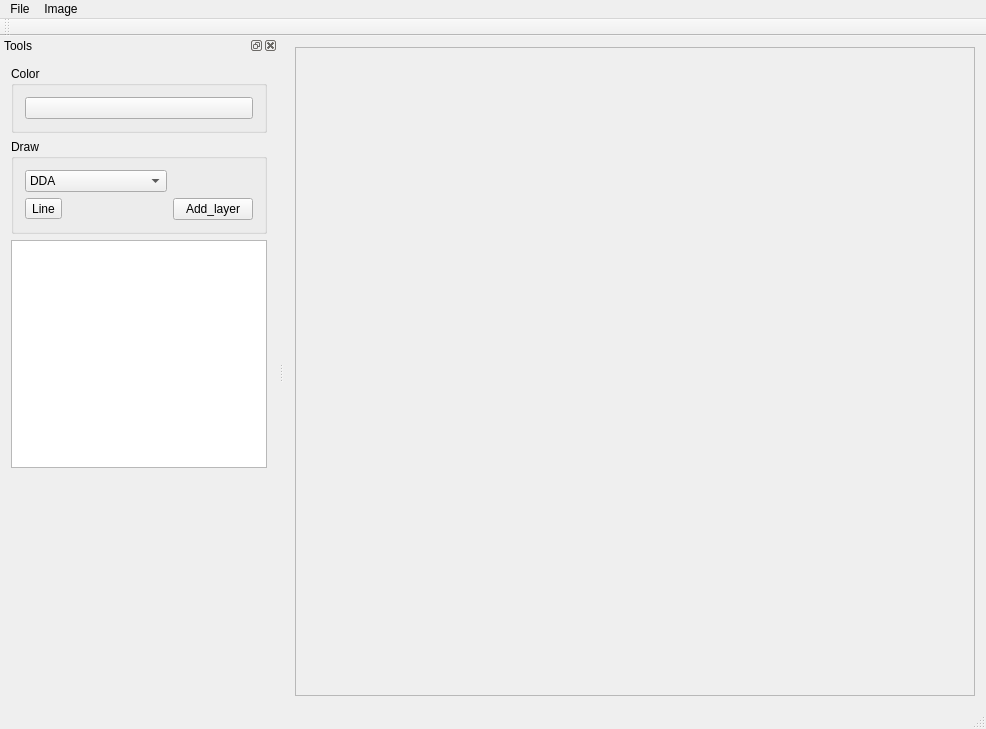
Holikma/Final_project, file src/ImageViewer.ui: the form before one commit.
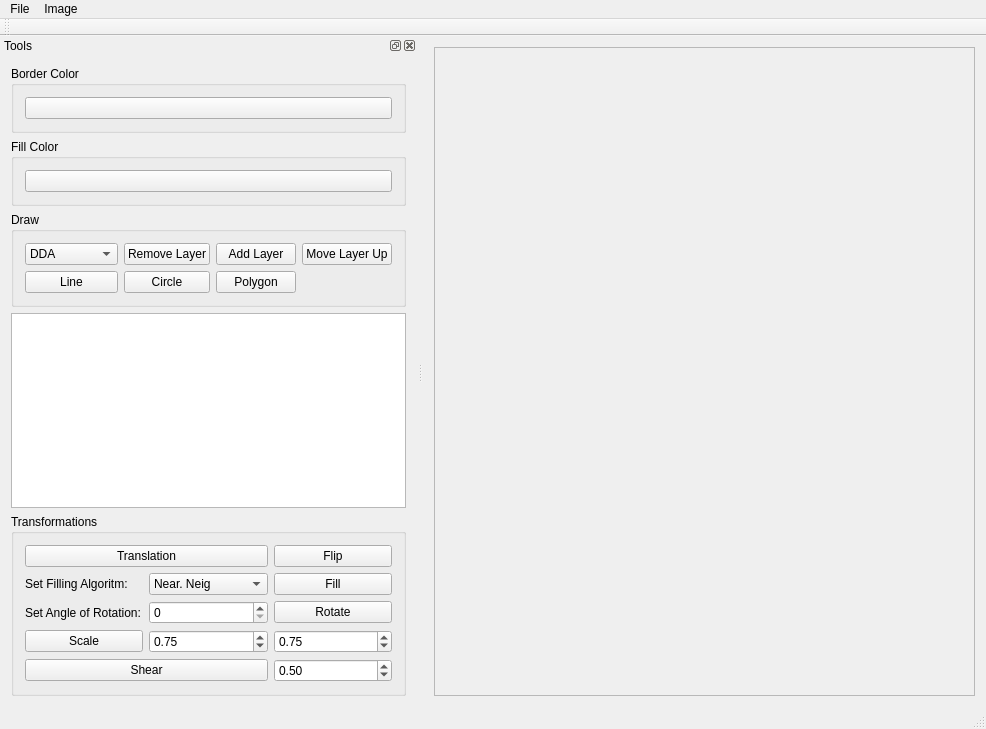
The form after the commit.

```diff
--- a/src/ImageViewer.ui
+++ b/src/ImageViewer.ui
@@ -25,7 +25,7 @@
         <rect>
          <x>0</x>
          <y>0</y>
-         <width>688</width>
+         <width>578</width>
          <height>654</height>
         </rect>
        </property>
@@ -82,7 +82,7 @@
      <item>
       <widget class="QGroupBox" name="groupBox">
        <property name="title">
-        <string>Color</string>
+        <string>Border Color</string>
        </property>
        <layout class="QVBoxLayout" name="verticalLayout_2">
         <item>
@@ -95,27 +95,50 @@
        </layout>
       </widget>
      </item>
+     <item>
+      <widget class="QGroupBox" name="groupBox_3">
+       <property name="title">
+        <string>Fill Color</string>
+       </property>
+       <layout class="QGridLayout" name="gridLayout_3">
+        <item row="0" column="0">
+         <widget class="QPushButton" name="pushButtonSetFillColor">
+          <property name="text">
+           <string/>
+          </property>
+         </widget>
+        </item>
+       </layout>
+      </widget>
+     </item>
      <item>
       <widget class="QGroupBox" name="groupBox_2">
        <property name="title">
         <string>Draw</string>
        </property>
        <layout class="QGridLayout" name="gridLayout">
+        <item row="0" column="1">
+         <widget class="QPushButton" name="toolButtonRemLayer">
+          <property name="text">
+           <string>Remove Layer</string>
+          </property>
+         </widget>
+        </item>
         <item row="1" column="1">
-         <spacer name="horizontalSpacer">
-          <property name="orientation">
-           <enum>Qt::Horizontal</enum>
+         <widget class="QPushButton" name="toolButtonCircle">
+          <property name="text">
+           <string>Circle</string>
           </property>
-          <property name="sizeHint" stdset="0">
-           <size>
-            <width>40</width>
-            <height>20</height>
-           </size>
+          <property name="checkable">
+           <bool>true</bool>
           </property>
-         </spacer>
+          <property name="autoExclusive">
+           <bool>false</bool>
+          </property>
+         </widget>
         </item>
         <item row="1" column="0">
-         <widget class="QToolButton" name="toolButtonDrawLine">
+         <widget class="QPushButton" name="toolButtonDrawLine">
           <property name="text">
            <string>Line</string>
           </property>
@@ -124,7 +147,20 @@
           </property>
          </widget>
         </item>
-        <item row="0" column="0" colspan="2">
+        <item row="1" column="2">
+         <widget class="QPushButton" name="toolButtonPolygon">
+          <property name="text">
+           <string>Polygon</string>
+          </property>
+          <property name="checkable">
+           <bool>true</bool>
+          </property>
+          <property name="autoExclusive">
+           <bool>false</bool>
+          </property>
+         </widget>
+        </item>
+        <item row="0" column="0">
          <widget class="QComboBox" name="comboBoxLineAlg">
           <item>
            <property name="text">
@@ -138,32 +174,160 @@
           </item>
          </widget>
         </item>
+        <item row="0" column="2">
+         <widget class="QPushButton" name="toolButtonAddLayer">
+          <property name="text">
+           <string>Add Layer</string>
+          </property>
+         </widget>
+        </item>
+        <item row="0" column="3">
+         <widget class="QPushButton" name="toolButtonMoveUp">
+          <property name="text">
+           <string>Move Layer Up</string>
+          </property>
+         </widget>
+        </item>
+       </layout>
+      </widget>
+     </item>
+     <item>
+      <widget class="QListWidget" name="ListLayers"/>
+     </item>
+     <item>
+      <widget class="QGroupBox" name="groupBox_4">
+       <property name="title">
+        <string>Transformations</string>
+       </property>
+       <layout class="QGridLayout" name="gridLayout_2">
+        <item row="0" column="0" colspan="2">
+         <widget class="QPushButton" name="toolButtonTranslation">
+          <property name="text">
+           <string>Translation</string>
+          </property>
+          <property name="checkable">
+           <bool>true</bool>
+          </property>
+         </widget>
+        </item>
+        <item row="3" column="0">
+         <widget class="QPushButton" name="toolButtonScale">
+          <property name="text">
+           <string>Scale</string>
+          </property>
+         </widget>
+        </item>
+        <item row="5" column="2">
+         <widget class="QDoubleSpinBox" name="DoubleSpinBoxShearX">
+          <property name="minimum">
+           <double>-1.000000000000000</double>
+          </property>
+          <property name="maximum">
+           <double>1.000000000000000</double>
+          </property>
+          <property name="singleStep">
+           <double>0.100000000000000</double>
+          </property>
+          <property name="value">
+           <double>0.500000000000000</double>
+          </property>
+         </widget>
+        </item>
+        <item row="2" column="2">
+         <widget class="QPushButton" name="toolButtonRotate">
+          <property name="text">
+           <string>Rotate</string>
+          </property>
+         </widget>
+        </item>
+        <item row="1" column="0">
+         <widget class="QLabel" name="label">
+          <property name="text">
+           <string>Set Filling Algoritm:</string>
+          </property>
+         </widget>
+        </item>
+        <item row="0" column="2">
+         <widget class="QPushButton" name="toolButtonFlip">
+          <property name="text">
+           <string>Flip</string>
+          </property>
+         </widget>
+        </item>
         <item row="1" column="2">
-         <widget class="QPushButton" name="pushButtonAddLayer">
+         <widget class="QPushButton" name="toolButtonFill">
           <property name="text">
-           <string>Add_layer</string>
+           <string>Fill</string>
+          </property>
+          <property name="checkable">
+           <bool>true</bool>
+          </property>
+          <property name="autoRepeat">
+           <bool>true</bool>
+          </property>
+         </widget>
+        </item>
+        <item row="2" column="1">
+         <widget class="QSpinBox" name="spinBoxRot"/>
+        </item>
+        <item row="2" column="0">
+         <widget class="QLabel" name="label_2">
+          <property name="text">
+           <string>Set Angle of Rotation:</string>
+          </property>
+         </widget>
+        </item>
+        <item row="5" column="0" colspan="2">
+         <widget class="QPushButton" name="toolButtonShear">
+          <property name="text">
+           <string>Shear</string>
+          </property>
+         </widget>
+        </item>
+        <item row="1" column="1">
+         <widget class="QComboBox" name="FillAlgorithm">
+          <item>
+           <property name="text">
+            <string>Near. Neig</string>
+           </property>
+          </item>
+         </widget>
+        </item>
+        <item row="3" column="2">
+         <widget class="QDoubleSpinBox" name="DoubleSpinBoxScaleY">
+          <property name="minimum">
+           <double>-1.250000000000000</double>
+          </property>
+          <property name="maximum">
+           <double>1.250000000000000</double>
+          </property>
+          <property name="singleStep">
+           <double>0.100000000000000</double>
+          </property>
+          <property name="value">
+           <double>0.750000000000000</double>
+          </property>
+         </widget>
+        </item>
+        <item row="3" column="1">
+         <widget class="QDoubleSpinBox" name="DoubleSpinBoxScaleX">
+          <property name="minimum">
+           <double>-1.250000000000000</double>
+          </property>
+          <property name="maximum">
+           <double>1.250000000000000</double>
+          </property>
+          <property name="singleStep">
+           <double>0.100000000000000</double>
+          </property>
+          <property name="value">
+           <double>0.750000000000000</double>
           </property>
          </widget>
         </item>
        </layout>
       </widget>
      </item>
-     <item>
-      <widget class="QListWidget" name="list_Layers"/>
-     </item>
-     <item>
-      <spacer name="verticalSpacer">
-       <property name="orientation">
-        <enum>Qt::Vertical</enum>
-       </property>
-       <property name="sizeHint" stdset="0">
-        <size>
-         <width>20</width>
-         <height>40</height>
-        </size>
-       </property>
-      </spacer>
-     </item>
     </layout>
    </widget>
   </widget>
```
Left out of the diff: 3 changed lines with no effect on the pictures.
